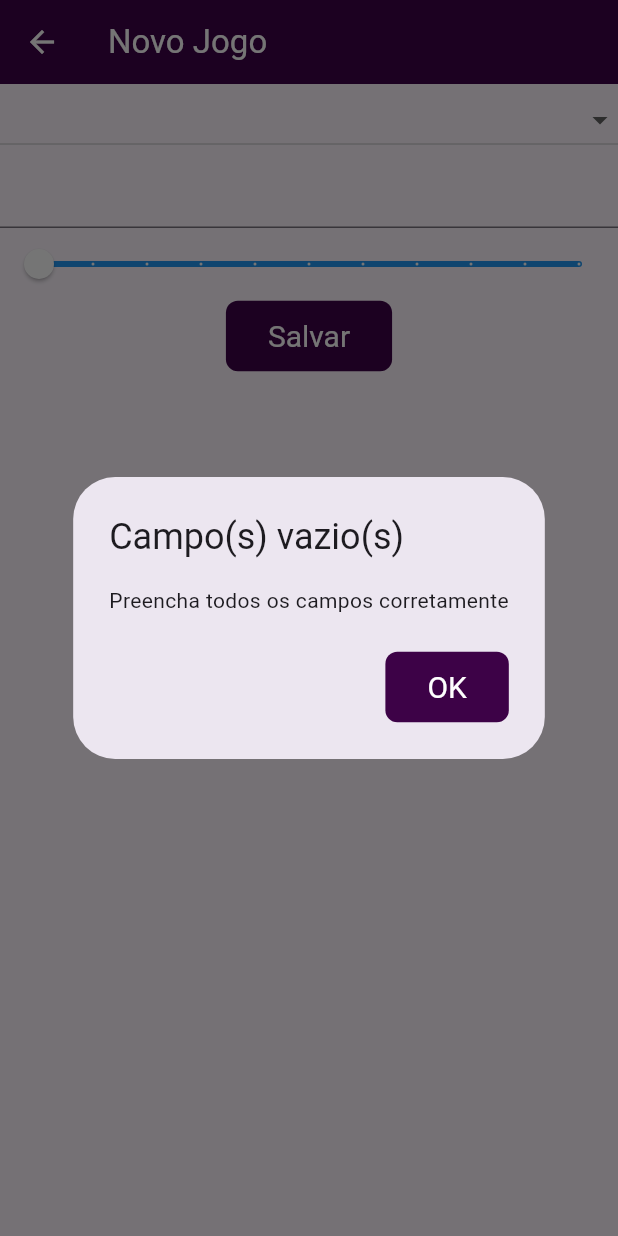
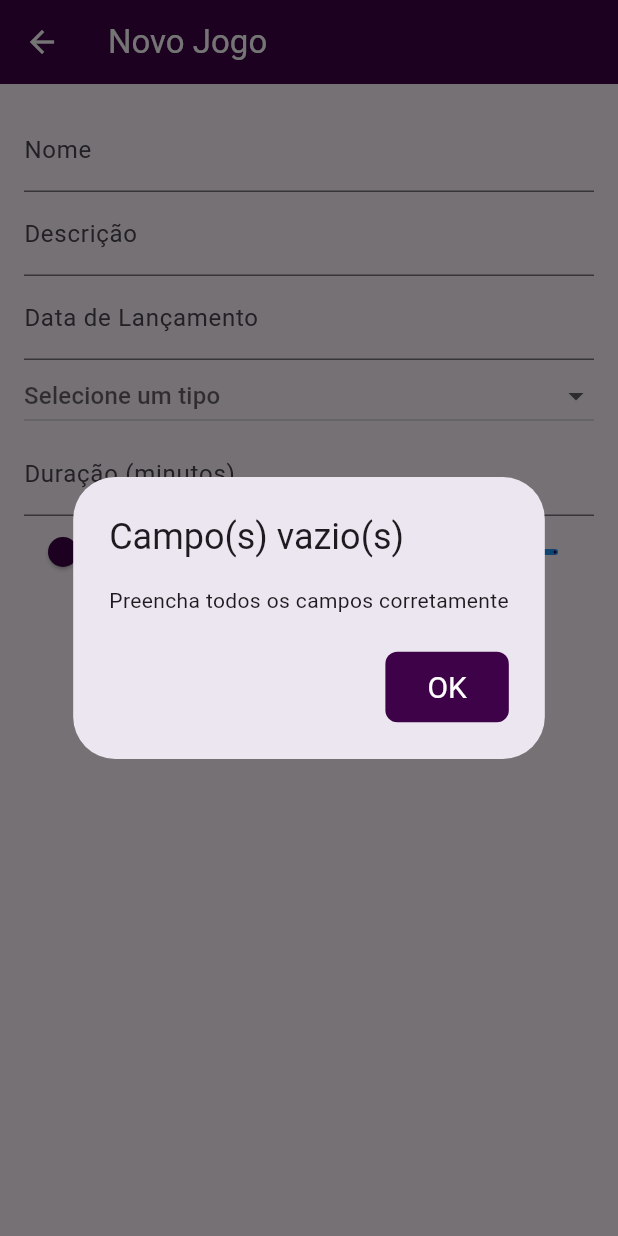
Before and after one commit to fabiogqueiros/Trabalho-LabMoveis, a Flutter app: the NovoJogo screen opened by its route, after a tap on "Salvar", on a phone screen of 412 x 824 dp. Run offline on Flutter 3.47's test engine with Material 3 defaults, Android fonts, the phone set to English and light mode, and no system bars; our stand-ins replace shared_preferences, sqflite_common_ffi; accounts and stored records are empty.

Commit message:
funciona eba

```diff
--- a/lib/main.dart
+++ b/lib/main.dart
@@ -9,8 +9,12 @@ import 'pages/entrar.dart';
 import 'pages/novoJogo.dart';
 import 'pages/recentes.dart';
 import 'package:flutter/material.dart';
+import 'services/BancoDeDados.dart';
 
-void main(List<String> args) {
+Future<void> main(List<String> args) async {
+  WidgetsFlutterBinding.ensureInitialized();
+  BancoDados bd = BancoDados();
+  await bd.insereGenresIniciais();
   runApp(MaterialApp(
       title: "Game Tracker",
       debugShowCheckedModeBanner: false,
--- a/lib/pages/cadastrar.dart
+++ b/lib/pages/cadastrar.dart
@@ -1,6 +1,5 @@
 // ignore: depend_on_referenced_packages
 import 'package:shared_preferences/shared_preferences.dart';
-// import 'package:shared_preferences/shared_preferences_add.dart';
 import 'package:flutter/material.dart';
 import '../services/BancoDeDados.dart';
 
--- a/lib/pages/detalhes.dart
+++ b/lib/pages/detalhes.dart
@@ -1,4 +1,5 @@
-import 'package:flutter/material.dart';
+import 'package:flutter/material.dart' show AlertDialog, AppBar, BuildContext, Column, Navigator, Scaffold, State, StatefulWidget, Text, TextButton, Widget, showDialog;
+// ignore: depend_on_referenced_packages
 import "package:shared_preferences/shared_preferences.dart";
 
 class Detalhes extends StatefulWidget {
--- a/lib/pages/entrar.dart
+++ b/lib/pages/entrar.dart
@@ -19,7 +19,6 @@ class _EntrarState extends State<Entrar> {
   void navDashboard(BuildContext context) async {
     if (mail.text.isNotEmpty && password.text.isNotEmpty) {
       retorno = await bd.getUserNavLogin(mail.text, password.text);
-      // print("$retorno");
       if (retorno == null) {
         String title = "Usuário não cadastrado";
         String message = "Cadastre-se para acessar as opções do Dashboard.";
--- a/lib/pages/novoJogo.dart
+++ b/lib/pages/novoJogo.dart
@@ -1,4 +1,9 @@
+// ignore_for_file: use_build_context_synchronously
+
 import 'package:flutter/material.dart';
+// ignore: depend_on_referenced_packages
+import 'package:shared_preferences/shared_preferences.dart';
+import 'package:af_trabalhofinal/services/BancoDeDados.dart';
 
 class NovoJogo extends StatefulWidget {
   const NovoJogo({super.key});
@@ -8,23 +13,66 @@ class NovoJogo extends StatefulWidget {
 }
 
 class _NovoJogoState extends State<NovoJogo> {
+  TextEditingController nameController = TextEditingController();
+  TextEditingController descriptionController = TextEditingController();
+  TextEditingController releaseDateController = TextEditingController();
   TextEditingController duracaoMinutes = TextEditingController();
+
   List<String> tipos = ["Ação", "Suspense", "Corrida", "Estratégia", "Esportes", "Plataforma"];
 
   String? tipo;
   double estrelas = 0;
 
-  void _dashboard(BuildContext context){
-    if(tipo == null || duracaoMinutes.text.isEmpty){
+  BancoDados bd = BancoDados();
+
+  Future<int> _getUserId() async {
+    final prefs = await SharedPreferences.getInstance();
+    return int.parse(prefs.getString("id")!);
+  }
+
+  Future<int> _getGenreId(String nome) async {
+    final banco = await bd.bd;
+    List<Map<String, dynamic>> result = await banco.query('genre', where: 'name = ?', whereArgs: [nome]);
+    if (result.isNotEmpty) {
+      return result.first['id'];
+    }
+    throw Exception("Gênero não encontrado");
+  }
+
+  Future<bool> _jogoExiste(String name) async {
+    final banco = await bd.bd;
+    List<Map<String, dynamic>> result = await banco.query('game', where: 'name = ?', whereArgs: [name]);
+    return result.isNotEmpty;
+  }
+
+  void _dashboard(BuildContext context) async {
+    if (nameController.text.isEmpty || descriptionController.text.isEmpty || releaseDateController.text.isEmpty || tipo == null) {
       String title = "Campo(s) vazio(s)";
       String message = "Preencha todos os campos corretamente";
       alerta(context, title, message);
       return;
     }
+
+    bool existe = await _jogoExiste(nameController.text);
+    if (existe) {
+      String title = "Jogo já existe";
+      String message = "Um jogo com esse nome já está cadastrado.";
+      alerta(context, title, message);
+      return;
+    }
+
+    try {
+      int userId = await _getUserId();
+      int gameId = await bd.insereGame(userId, nameController.text, descriptionController.text, releaseDateController.text);
+      int genreId = await _getGenreId(tipo!);
+      await bd.insereGameGenre(gameId, genreId);
+
       String title = "Jogo salvo com sucesso";
-    String message = "Retornando ao Dashboard";
+      String message = "Retornando ao catálogo";
       alerta(context, title, message);
-    Navigator.pop(context);
+    } catch (e) {
+      alerta(context, "Erro", e.toString());
+    }
   }
 
   void alerta(BuildContext context, String title, String message) {
@@ -37,73 +85,111 @@ class _NovoJogoState extends State<NovoJogo> {
           actions: [
             TextButton(
               onPressed: () {
-                    Navigator.pop(context, "entrar");
+                Navigator.pop(context); // Fecha o diálogo
+                Navigator.pop(context); // Volta para a tela anterior
               },
               style: ElevatedButton.styleFrom(
                 backgroundColor: const Color.fromARGB(255, 61, 2, 71),
                 shape: RoundedRectangleBorder(
                   borderRadius: BorderRadius.circular(8),
                 ),
-                      padding: const EdgeInsets.symmetric(
-                          horizontal: 28.0, vertical: 12.0),
-                      textStyle: const TextStyle(fontSize: 20.0)),
-                  child:
-                      const Text("OK", style: TextStyle(color: Colors.white)))
+                padding: const EdgeInsets.symmetric(horizontal: 28.0, vertical: 12.0),
+                textStyle: const TextStyle(fontSize: 20.0),
+              ),
+              child: const Text("OK", style: TextStyle(color: Colors.white)),
+            ),
           ],
         );
-        });
       }
-
+    );
+  }
 
   @override
   Widget build(BuildContext context) {
-    return Scaffold(appBar: AppBar(title: const Text("Novo Jogo",
-        style: TextStyle(
-          color: Colors.white
-        ),),
-      iconTheme: const IconThemeData(
-        color: Colors.white),
-      backgroundColor: const Color.fromARGB(255, 61, 2, 71),),
-      body: Column(children: [
-        DropdownButton(items: tipos.map((String valor) => DropdownMenuItem<String>(value: valor, child: Text(valor),)).toList(),
+    return Scaffold(
+      appBar: AppBar(
+        title: const Text("Novo Jogo", style: TextStyle(color: Colors.white)),
+        iconTheme: const IconThemeData(color: Colors.white),
+        backgroundColor: const Color.fromARGB(255, 61, 2, 71),
+      ),
+      body: Padding(
+        padding: const EdgeInsets.all(16.0),
+        child: SingleChildScrollView(
+          child: Column(
+            children: [
+              TextField(
+                controller: nameController,
+                decoration: const InputDecoration(
+                  labelText: "Nome",
+                ),
+              ),
+              TextField(
+                controller: descriptionController,
+                decoration: const InputDecoration(
+                  labelText: "Descrição",
+                ),
+              ),
+              TextField(
+                controller: releaseDateController,
+                decoration: const InputDecoration(
+                  labelText: "Data de Lançamento",
+                ),
+              ),
+              DropdownButton<String>(
+                items: tipos.map((String valor) {
+                  return DropdownMenuItem<String>(
+                    value: valor,
+                    child: Text(valor),
+                  );
+                }).toList(),
                 value: tipo,
-          onChanged: (String? tip){
-            tipo = tip;
-            setState(() {});
+                onChanged: (String? novoValor) {
+                  setState(() {
+                    tipo = novoValor;
+                  });
                 },
                 isExpanded: true,
+                hint: const Text("Selecione um tipo"),
               ),
-
-        TextField(controller: duracaoMinutes, keyboardType: TextInputType.text,),
-
+              TextField(
+                controller: duracaoMinutes,
+                keyboardType: TextInputType.number,
+                decoration: const InputDecoration(
+                  labelText: "Duração (minutos)",
+                ),
+              ),
               Slider(
-          divisions: 10, min: 0, max: 10,
+                divisions: 10,
+                min: 0,
+                max: 10,
                 label: estrelas.toString(),
                 value: estrelas,
-          activeColor: Colors.white,
+                activeColor: const Color.fromARGB(255, 61, 2, 71),
                 inactiveColor: Colors.blue,
-          onChanged: (double value){
+                onChanged: (double value) {
                   setState(() {
                     estrelas = value;
                   });
                 },
               ),
               TextButton(
-          onPressed: () => {
-            _dashboard(context),
+                onPressed: () {
+                  _dashboard(context);
                 },
                 style: ElevatedButton.styleFrom(
                   backgroundColor: const Color.fromARGB(255, 61, 2, 71),
                   shape: RoundedRectangleBorder(
                     borderRadius: BorderRadius.circular(8),
                   ),
-            padding: const EdgeInsets.symmetric(
-                horizontal: 28.0, vertical: 12.0),
-            textStyle: const TextStyle(fontSize: 20.0)),
-          child: const Text("Salvar",
-            style: TextStyle(color: Colors.white)))
-      ],)
-
+                  padding: const EdgeInsets.symmetric(horizontal: 28.0, vertical: 12.0),
+                  textStyle: const TextStyle(fontSize: 20.0),
+                ),
+                child: const Text("Salvar", style: TextStyle(color: Colors.white)),
+              ),
+            ],
+          ),
+        ),
+      ),
     );
   }
 }
```
Also changed, not shown: lib/pages/dashboard.dart (+54 -66 lines), lib/pages/filtrar.dart (+90 -68 lines), lib/pages/recentes.dart (+44 -26 lines), lib/services/BancoDeDados.dart (+33 -13 lines). Lines whose indentation alone changed are shown as unchanged.
